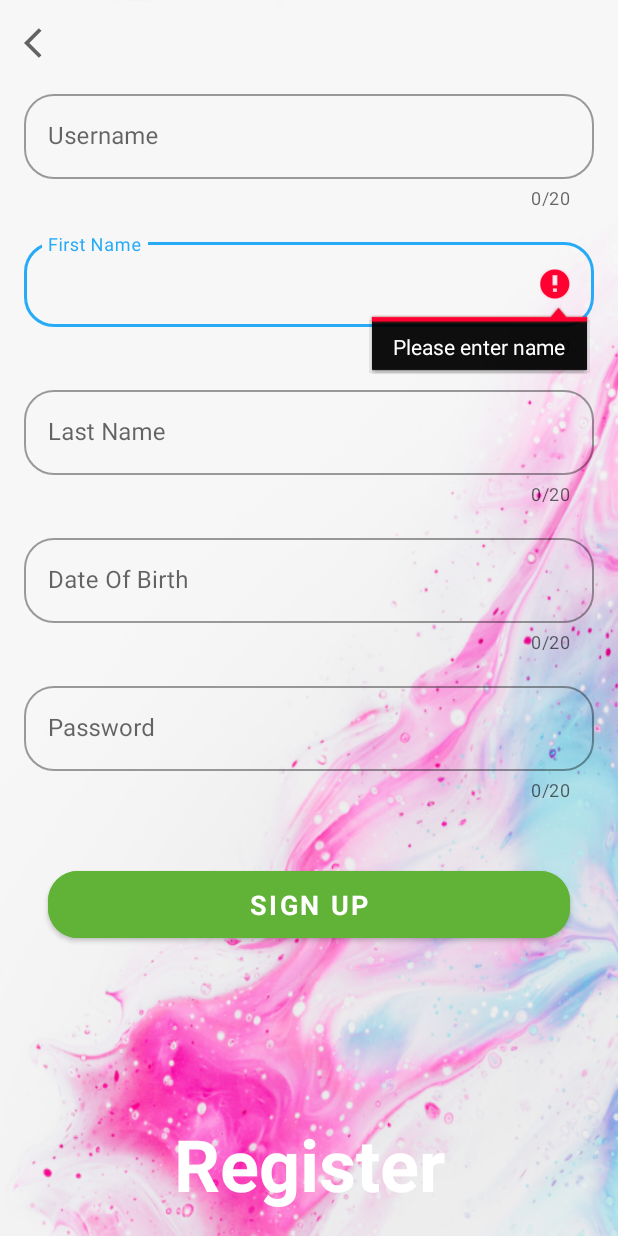
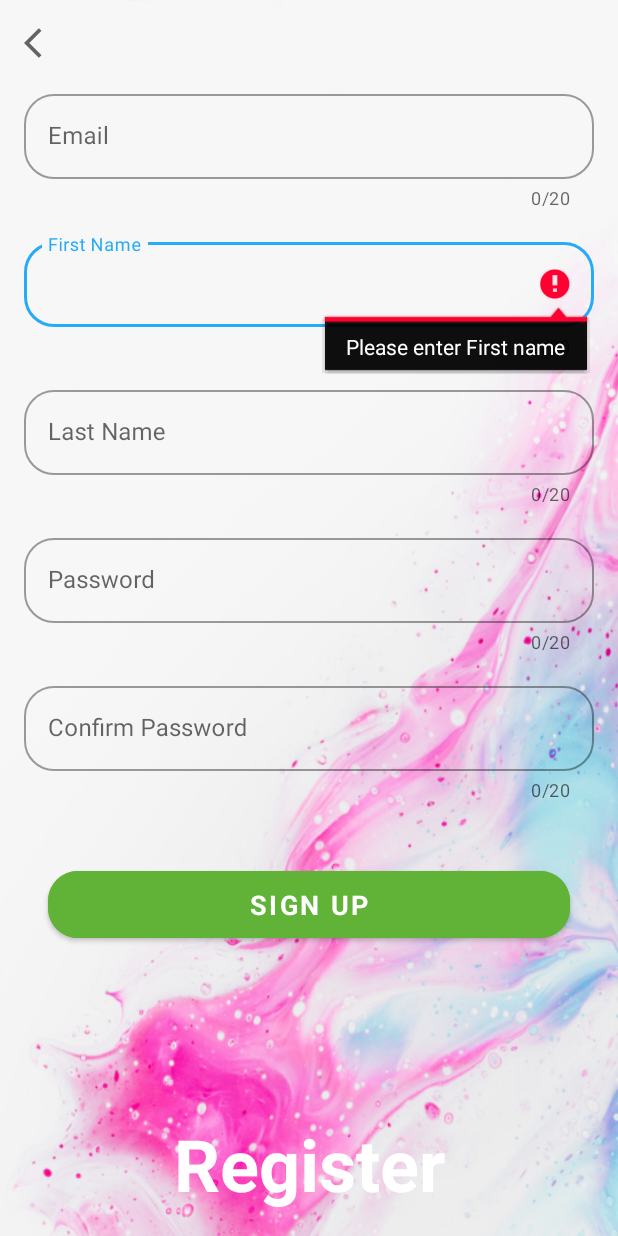
Before and after one commit to akshitverma4/MyArtisticRoom, an Android app: the Register screen opened directly, with no data from a screen before it, after a tap on "SIGN UP", on a phone screen of 412 x 824 dp. Run offline under Robolectric (Android 15) with nearby library versions, the phone set to English and light mode, and no system bars; our stand-ins replace Firebase (no records; nobody signed in at launch, a user with empty details on screens opened directly).

Commit message:
bugs fixed

```diff
--- a/app/src/main/java/com/example/myartisticroom/activities/Register.kt
+++ b/app/src/main/java/com/example/myartisticroom/activities/Register.kt
@@ -1,16 +1,12 @@
 package com.example.myartisticroom.activities
 
 import android.content.Intent
-import androidx.appcompat.app.AppCompatActivity
 import android.os.Bundle
 import android.util.Patterns
-import android.view.View
 import android.widget.Toast
 import com.example.myartisticroom.R
 import com.example.myartisticroom.classes.FirestoreClass
 import com.example.myartisticroom.classes.User
-import com.google.android.gms.tasks.OnCompleteListener
-import com.google.firebase.auth.AuthResult
 import com.google.firebase.auth.FirebaseAuth
 import com.google.firebase.auth.FirebaseUser
 import kotlinx.android.synthetic.main.activity_register.*
@@ -53,7 +49,10 @@ class Register : BaseActivity() {
             actionBar.setHomeAsUpIndicator(R.drawable.ic_black_color_back_24dp)
         }
 
-        toolbar_sign_up_activity.setNavigationOnClickListener { onBackPressed() }
+        toolbar_sign_up_activity.setNavigationOnClickListener {
+            onBackPressed()
+            finish()
+        }
 
     }
 
@@ -62,15 +61,19 @@ class Register : BaseActivity() {
         val email = UsernameTextField.text.toString()
          firstName = FirstNameTextField.text.toString()
         val lastName: String = LastNameTextField.text.toString().trim { it <= ' ' }
-        val date: String = et_date.text.toString().trim { it <= ' ' }
-        val password = PasswordTextField.text.toString()
+        val password = ConfirmPasswordTextField.text.toString()
 
         if (FirstNameTextField.text.toString().isEmpty()) {
-            FirstNameTextField.error = "Please enter name"
+            FirstNameTextField.error = "Please enter First name"
             FirstNameTextField.requestFocus()
             return
         }
 
+        if (LastNameTextField.text.toString().isEmpty()) {
+            LastNameTextField.error = "Please enter Last name"
+            LastNameTextField.requestFocus()
+            return
+        }
 
 
         if (!Patterns.EMAIL_ADDRESS.matcher(UsernameTextField.text.toString()).matches()) {
@@ -79,22 +82,18 @@ class Register : BaseActivity() {
             return
         }
 
-        if (LastNameTextField.text.toString().isEmpty()) {
-            LastNameTextField.error = "Please enter name"
-            LastNameTextField.requestFocus()
-            return
-        }
+
         if (PasswordTextField.text.toString().isEmpty()) {
             PasswordTextField.error = "Please enter password"
             PasswordTextField.requestFocus()
             return
         }
 
-        /*if (ConfirmTextField.text.toString() != PasswordTextField.text.toString()) {
-            ConfirmTextField.error = "Password and Confirm password should be same"
-            ConfirmTextField.requestFocus()
+        if (ConfirmPasswordTextField.text.toString() != ConfirmPasswordTextField.text.toString()) {
+            ConfirmPasswordTextField.error = "Password and Confirm password should be same"
+            ConfirmPasswordTextField.requestFocus()
             return
-        }*/
+        }
 
         if (email.isNotEmpty() && password.isNotEmpty())
             showProgressDialog(resources.getString(R.string.please_wait))
@@ -114,10 +113,10 @@ class Register : BaseActivity() {
                              registeredEmail = firebaseUser.email!!
 
 
-                            val user = User(firebaseUser.uid, firstName!!, registeredEmail!!)
+                            val user = User(firebaseUser.uid, firstName!!, lastName, registeredEmail!!)
 
                             // call the registerUser function of FirestoreClass to make an entry in the database.
-                            FirestoreClass().registerUser(this@Register, user)
+                              FirestoreClass().registerUser(this@Register, user)
                         } else {
 
                         }
@@ -129,6 +128,7 @@ class Register : BaseActivity() {
                         user!!.sendEmailVerification()
                        val intent = Intent(this@Register,Login::class.java)
                         startActivity(intent)
+                        finish()
                     }
                 } catch (e: Exception) {
                     withContext(Dispatchers.Main) {
--- a/app/src/main/java/com/example/myartisticroom/adapter/ChatsAdapter.kt
+++ b/app/src/main/java/com/example/myartisticroom/adapter/ChatsAdapter.kt
@@ -94,7 +94,7 @@ class ChatsAdapter (
             profile = itemView.findViewById(R.id.profile)
             show_text_message = itemView.findViewById(R.id.show_text_message)
             left_image_view = itemView.findViewById(R.id.left_image_view)
-            text_seen = itemView.findViewById(R.id.text_seen)
+            //text_seen = itemView.findViewById(R.id.text_seen)
             right_image_view = itemView.findViewById(R.id.right_image_view)
         }
     }
--- a/app/src/main/java/com/example/myartisticroom/classes/User.kt
+++ b/app/src/main/java/com/example/myartisticroom/classes/User.kt
@@ -6,10 +6,13 @@ import android.os.Parcelable
 data class User(
     val id:String="",
     val firstName: String = "",
+    val lastName:String = "",
     val email: String = "",
     val image: String = ""
 ) : Parcelable {
     constructor(source: Parcel) : this(
+        source.readString()!!,
+        source.readString()!!,
         source.readString()!!,
         source.readString()!!,
         source.readString()!!
@@ -20,6 +23,7 @@ data class User(
     override fun writeToParcel(dest: Parcel, flags: Int) = with(dest) {
         writeString(id)
         writeString(firstName)
+        writeString(lastName)
         writeString(image)
         writeString(email)
     }
--- a/app/src/main/java/com/example/myartisticroom/fragments/SearchFragment.kt
+++ b/app/src/main/java/com/example/myartisticroom/fragments/SearchFragment.kt
@@ -16,6 +16,7 @@ import com.example.myartisticroom.classes.User
 import com.google.firebase.auth.FirebaseAuth
 import com.google.firebase.firestore.FirebaseFirestore
 import com.google.firebase.firestore.FirebaseFirestoreException
+import com.google.firebase.firestore.Query
 import com.google.firebase.firestore.QuerySnapshot
 import kotlinx.android.synthetic.main.fragment_search.*
 import kotlinx.android.synthetic.main.fragment_search.view.*
@@ -66,9 +67,7 @@ class SearchFragment : Fragment() {
         CoroutineScope(Dispatchers.IO).launch {
             try {
                 val currentUsersId = FirebaseAuth.getInstance().currentUser!!.uid
-                val querySnapshot = personCollectionRef.collection("users")
-
-                    .get()
+                val querySnapshot = personCollectionRef.collection("users").get()
                     .addOnSuccessListener { result ->
                         (mUsers as ArrayList<User>).clear()
                         if (searchEditText.text!=null){
--- a/app/src/main/res/layout/activity_login.xml
+++ b/app/src/main/res/layout/activity_login.xml
@@ -81,7 +81,7 @@
             app:counterMaxLength="20"
             app:layout_constraintLeft_toLeftOf="parent"
             app:layout_constraintRight_toRightOf="parent"
-            app:layout_constraintTop_toBottomOf="@id/PasswordTextField">
+            app:layout_constraintTop_toBottomOf="@id/ConfirmPasswordTextField">
 
             <com.google.android.material.textfield.TextInputEditText
                 android:id="@+id/username2"
@@ -109,7 +109,7 @@
             app:counterMaxLength="20"
             app:layout_constraintLeft_toLeftOf="parent"
             app:layout_constraintRight_toRightOf="parent"
-            app:layout_constraintTop_toBottomOf="@id/PasswordTextField">
+            app:layout_constraintTop_toBottomOf="@id/ConfirmPasswordTextField">
 
             <com.google.android.material.textfield.TextInputEditText
                 android:id="@+id/password"
--- a/app/src/main/res/layout/activity_message_chat.xml
+++ b/app/src/main/res/layout/activity_message_chat.xml
@@ -50,6 +50,7 @@
         android:layout_below="@id/barLayout_message_chat"
         android:background="#fff"
         android:layout_above="@id/relative_layout_bottom"
+        app:stackFromEnd="true"
         />
 
     <RelativeLayout
--- a/app/src/main/res/layout/activity_register.xml
+++ b/app/src/main/res/layout/activity_register.xml
@@ -52,14 +52,14 @@
             app:counterMaxLength="20"
             app:layout_constraintLeft_toLeftOf="parent"
             app:layout_constraintRight_toRightOf="parent"
-            app:layout_constraintTop_toBottomOf="@id/PasswordTextField">
+            app:layout_constraintTop_toBottomOf="@id/ConfirmPasswordTextField">
 
             <com.google.android.material.textfield.TextInputEditText
                 android:id="@+id/UsernameTextField"
                 android:layout_width="match_parent"
                 android:layout_height="wrap_content"
                 android:layout_marginBottom="0dp"
-                android:hint="@string/username1" />
+                android:hint="@string/email" />
 
         </com.google.android.material.textfield.TextInputLayout>
 
@@ -78,7 +78,7 @@
             app:counterMaxLength="20"
             app:layout_constraintLeft_toLeftOf="parent"
             app:layout_constraintRight_toRightOf="parent"
-            app:layout_constraintTop_toBottomOf="@id/PasswordTextField">
+            app:layout_constraintTop_toBottomOf="@id/ConfirmPasswordTextField">
 
             <com.google.android.material.textfield.TextInputEditText
                 android:id="@+id/FirstNameTextField"
@@ -105,7 +105,7 @@
             app:counterMaxLength="20"
             app:layout_constraintLeft_toLeftOf="parent"
             app:layout_constraintRight_toRightOf="parent"
-            app:layout_constraintTop_toBottomOf="@id/PasswordTextField">
+            app:layout_constraintTop_toBottomOf="@id/ConfirmPasswordTextField">
 
             <com.google.android.material.textfield.TextInputEditText
                 android:id="@+id/LastNameTextField"
@@ -132,14 +132,14 @@
             app:counterMaxLength="20"
             app:layout_constraintLeft_toLeftOf="parent"
             app:layout_constraintRight_toRightOf="parent"
-            app:layout_constraintTop_toBottomOf="@id/PasswordTextField">
+            app:layout_constraintTop_toBottomOf="@id/ConfirmPasswordTextField">
 
             <com.google.android.material.textfield.TextInputEditText
-                android:id="@+id/et_date"
+                android:id="@+id/PasswordTextField"
                 android:layout_width="match_parent"
                 android:layout_height="wrap_content"
                 android:layout_marginBottom="0dp"
-                android:hint="@string/date_of_birth" />
+                android:hint="@string/password" />
 
         </com.google.android.material.textfield.TextInputLayout>
 
@@ -158,14 +158,14 @@
             app:counterMaxLength="20"
             app:layout_constraintLeft_toLeftOf="parent"
             app:layout_constraintRight_toRightOf="parent"
-            app:layout_constraintTop_toBottomOf="@id/PasswordTextField">
+            app:layout_constraintTop_toBottomOf="@id/ConfirmPasswordTextField">
 
             <com.google.android.material.textfield.TextInputEditText
-                android:id="@+id/PasswordTextField"
+                android:id="@+id/ConfirmPasswordTextField"
                 android:layout_width="match_parent"
                 android:layout_height="wrap_content"
                 android:layout_marginBottom="0dp"
-                android:hint="@string/password" />
+                android:hint="Confirm Password" />
 
         </com.google.android.material.textfield.TextInputLayout>
 
```
Also changed, not shown: app/src/main/AndroidManifest.xml (+2 -13 lines), app/src/main/java/com/example/myartisticroom/activities/Login.kt (+13 -8 lines), app/src/main/java/com/example/myartisticroom/activities/MainActivity.kt (+6 -1 lines), app/src/main/java/com/example/myartisticroom/activities/MessageChatActivity.kt (+22 -11 lines), app/src/main/java/com/example/myartisticroom/activities/StartActivity.kt (+10 -4 lines), app/src/main/java/com/example/myartisticroom/fragments/ChatsFragment.kt (+1 -10 lines), app/src/main/res/layout/message_item_left.xml (+0 -16 lines), app/src/main/res/layout/message_item_right.xml (+0 -10 lines).
